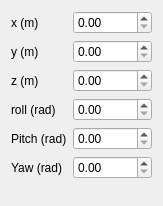
Old version of the form widget/src/transform_guess.ui in the repository ros-industrial/industrial_calibration.
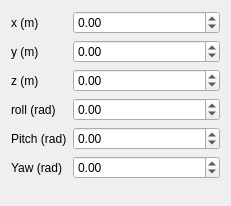
New version of the form.

```diff
--- a/widget/src/transform_guess.ui
+++ b/widget/src/transform_guess.ui
@@ -6,7 +6,7 @@
    <rect>
     <x>0</x>
     <y>0</y>
-    <width>163</width>
+    <width>231</width>
     <height>206</height>
    </rect>
   </property>
@@ -28,7 +28,14 @@
     </widget>
    </item>
    <item row="0" column="1">
-    <widget class="QDoubleSpinBox" name="xDoubleSpinBox"/>
+    <widget class="QDoubleSpinBox" name="xDoubleSpinBox">
+     <property name="minimum">
+      <double>-1000000000.000000000000000</double>
+     </property>
+     <property name="maximum">
+      <double>1000000000.000000000000000</double>
+     </property>
+    </widget>
    </item>
    <item row="1" column="0">
     <widget class="QLabel" name="label">
@@ -38,7 +45,14 @@
     </widget>
    </item>
    <item row="1" column="1">
-    <widget class="QDoubleSpinBox" name="yDoubleSpinBox"/>
+    <widget class="QDoubleSpinBox" name="yDoubleSpinBox">
+     <property name="minimum">
+      <double>-1000000000.000000000000000</double>
+     </property>
+     <property name="maximum">
+      <double>1000000000.000000000000000</double>
+     </property>
+    </widget>
    </item>
    <item row="2" column="0">
     <widget class="QLabel" name="label_2">
@@ -48,7 +62,14 @@
     </widget>
    </item>
    <item row="2" column="1">
-    <widget class="QDoubleSpinBox" name="zDoubleSpinBox"/>
+    <widget class="QDoubleSpinBox" name="zDoubleSpinBox">
+     <property name="minimum">
+      <double>-1000000000.000000000000000</double>
+     </property>
+     <property name="maximum">
+      <double>1000000000.000000000000000</double>
+     </property>
+    </widget>
    </item>
    <item row="3" column="0">
     <widget class="QLabel" name="label_3">
@@ -58,7 +79,14 @@
     </widget>
    </item>
    <item row="3" column="1">
-    <widget class="QDoubleSpinBox" name="rollDoubleSpinBox"/>
+    <widget class="QDoubleSpinBox" name="rollDoubleSpinBox">
+     <property name="minimum">
+      <double>-1000000000.000000000000000</double>
+     </property>
+     <property name="maximum">
+      <double>1000000000.000000000000000</double>
+     </property>
+    </widget>
    </item>
    <item row="4" column="0">
     <widget class="QLabel" name="label_4">
@@ -68,7 +96,14 @@
     </widget>
    </item>
    <item row="4" column="1">
-    <widget class="QDoubleSpinBox" name="pitchDoubleSpinBox"/>
+    <widget class="QDoubleSpinBox" name="pitchDoubleSpinBox">
+     <property name="minimum">
+      <double>-1000000000.000000000000000</double>
+     </property>
+     <property name="maximum">
+      <double>1000000000.000000000000000</double>
+     </property>
+    </widget>
    </item>
    <item row="5" column="0">
     <widget class="QLabel" name="label_5">
@@ -78,7 +113,14 @@
     </widget>
    </item>
    <item row="5" column="1">
-    <widget class="QDoubleSpinBox" name="yawDoubleSpinBox"/>
+    <widget class="QDoubleSpinBox" name="yawDoubleSpinBox">
+     <property name="minimum">
+      <double>-1000000000.000000000000000</double>
+     </property>
+     <property name="maximum">
+      <double>1000000000.000000000000000</double>
+     </property>
+    </widget>
    </item>
   </layout>
  </widget>
```
